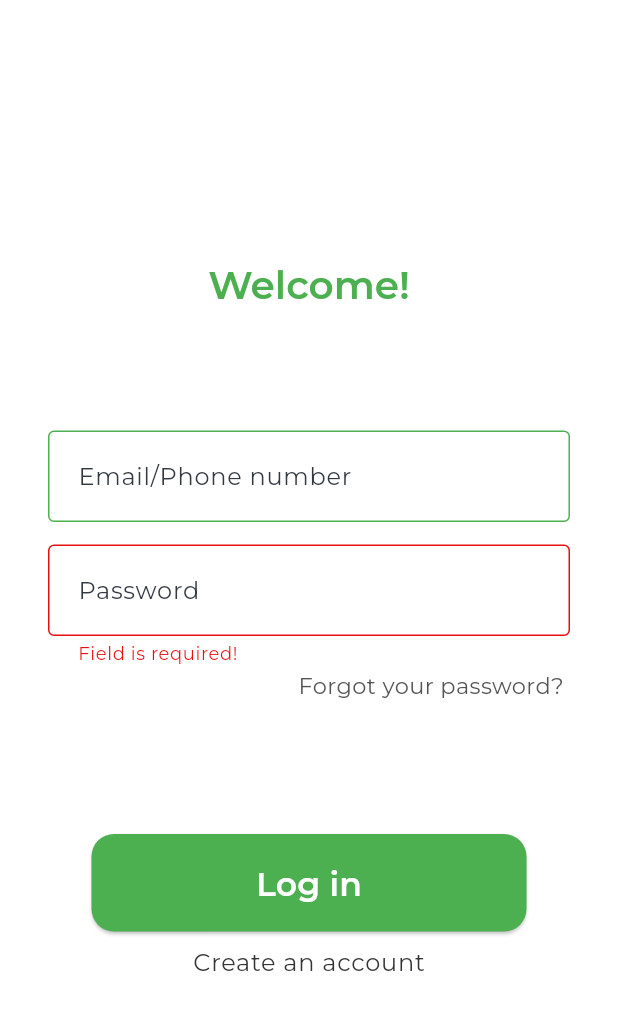
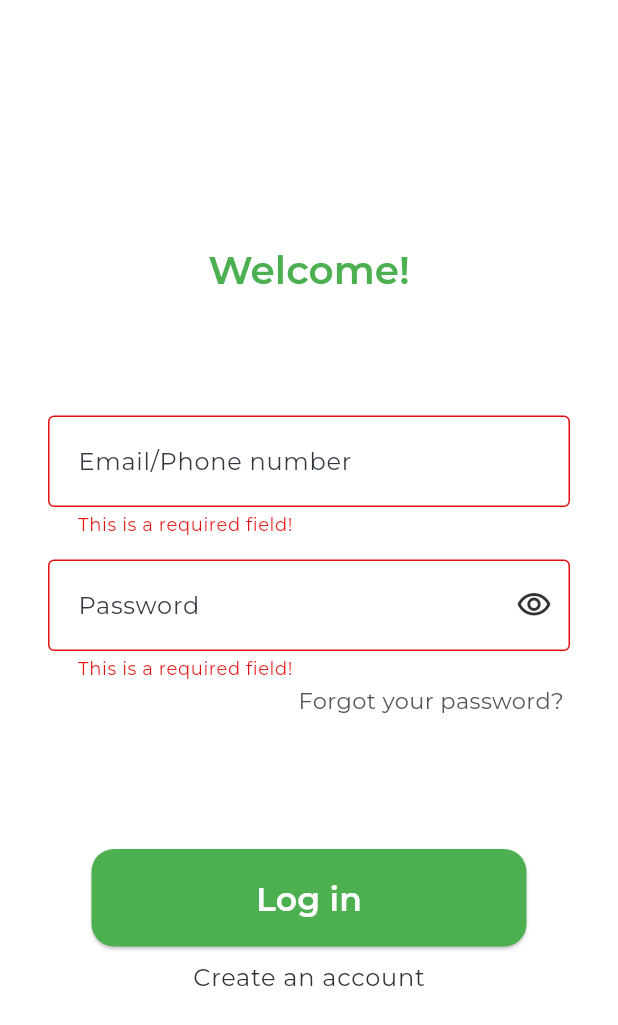
Before and after one commit to techcat18/VolunteerReport, a Flutter app: the screen it shows after launch, after a tap on "Log in", on a phone screen of 412 x 824 dp. Shown: the top 1025 px of the screen. Run offline on Flutter 3.47's test engine with Material 2 defaults, Android fonts, the phone set to English and light mode, and no system bars; our stand-ins replace google_fonts.

Commit message:
Created widgets for password and email/phone inputs.

```diff
--- a/mobile/lib/views/login/login_form.dart
+++ b/mobile/lib/views/login/login_form.dart
@@ -1,5 +1,7 @@
 import 'package:flutter/material.dart';
 import 'package:mobile/views/login/forgot_password_button.dart';
+import 'package:mobile/widgets/inputs/email_phone_field.dart';
+import 'package:mobile/widgets/inputs/password_field.dart';
 import 'package:mobile/widgets/submit_button.dart';
 
 class LoginForm extends StatelessWidget {
@@ -9,34 +11,16 @@ class LoginForm extends StatelessWidget {
 
   @override
   Widget build(BuildContext context) {
-    final textTheme = Theme.of(context).textTheme;
-
     return Form(
       key: _formKey,
       autovalidateMode: AutovalidateMode.onUserInteraction,
       child: Column(
         children: [
-          TextFormField(
-            style: textTheme.labelMedium,
-            decoration: const InputDecoration(
-              labelText: "Email/Phone number",
-            ),
-          ),
+          const EmailPhoneField(),
           const SizedBox(
             height: 15,
           ),
-          TextFormField(
-            style: textTheme.labelMedium,
-            decoration: const InputDecoration(
-              labelText: "Password",
-            ),
-            validator: (value) {
-              if (value == null || value.trim().isEmpty) {
-                return "Field is required!";
-              }
-              return null;
-            },
-          ),
+          const PasswordField(),
           Container(
             margin: const EdgeInsets.fromLTRB(0, 2, 0, 88),
             child: const ForgotPasswordButton(),
--- /dev/null
+++ b/mobile/lib/widgets/inputs/email_phone_field.dart
@@ -0,0 +1,24 @@
+import 'package:flutter/material.dart';
+
+class EmailPhoneField extends StatelessWidget {
+  const EmailPhoneField({super.key});
+
+  @override
+  Widget build(BuildContext context) {
+    return TextFormField(
+      keyboardType: TextInputType.emailAddress,
+      validator: (value) {
+        if (value == null || value.trim().isEmpty) {
+          return "This is a required field!";
+        }
+
+        return null;
+      },
+      style: Theme.of(context).textTheme.labelMedium,
+      decoration: const InputDecoration(
+        labelText: "Email/Phone number",
+        hintText: "email@test.com",
+      ),
+    );
+  }
+}
--- /dev/null
+++ b/mobile/lib/widgets/inputs/password_field.dart
@@ -0,0 +1,46 @@
+import 'package:flutter/material.dart';
+
+class PasswordField extends StatefulWidget {
+  const PasswordField({super.key});
+
+  @override
+  State<PasswordField> createState() => _PasswordFieldState();
+}
+
+class _PasswordFieldState extends State<PasswordField> {
+  bool obscurePassword = true;
+
+  void hideShowPassword() {
+    setState(
+      () => obscurePassword = !obscurePassword,
+    );
+  }
+
+  @override
+  Widget build(BuildContext context) {
+    return TextFormField(
+      validator: (value) {
+        if (value == null || value.trim().isEmpty) {
+          return "This is a required field!";
+        }
+
+        return null;
+      },
+      obscureText: obscurePassword,
+      keyboardType: TextInputType.visiblePassword,
+      style: Theme.of(context).textTheme.labelMedium,
+      decoration: InputDecoration(
+        labelText: "Password",
+        suffixIcon: IconButton(
+          onPressed: hideShowPassword,
+          icon: Icon(
+            obscurePassword
+                ? Icons.visibility_outlined
+                : Icons.visibility_off_outlined,
+            color: Theme.of(context).colorScheme.primary,
+          ),
+        ),
+      ),
+    );
+  }
+}
```
